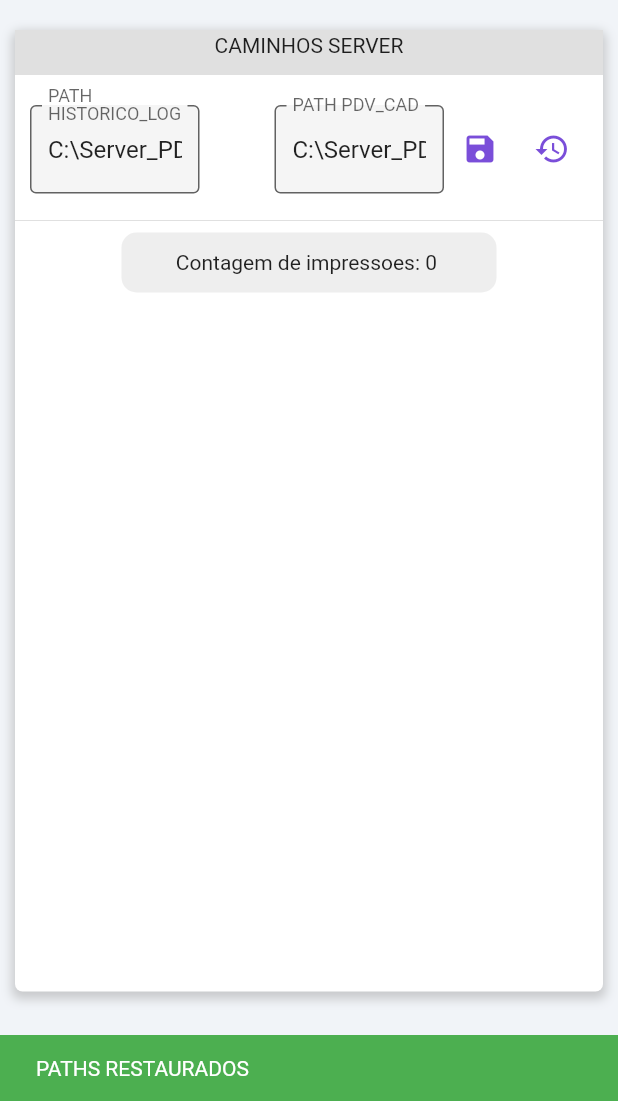
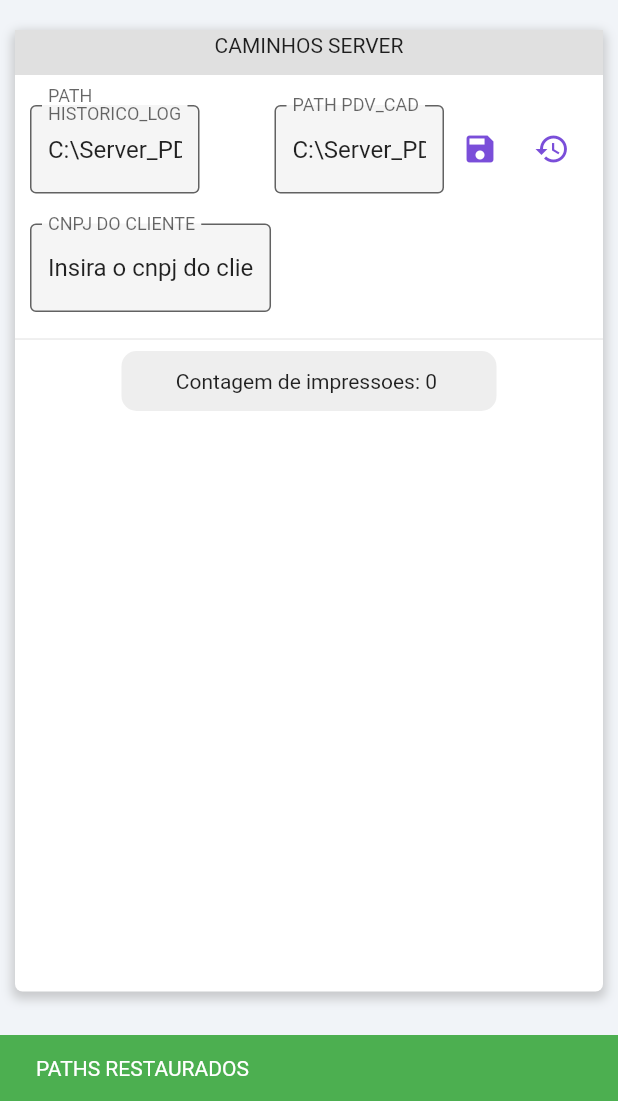
Before and after one commit to eduardohr-muniz/concentrador_delpim, a Flutter app: the CaminhoServerPage screen opened by its route, after a tap on the "restore" icon, on a phone screen of 412 x 824 dp, the part 135-1236 px from its top. Run offline on Flutter 3.47's test engine with Material 2 defaults, Android fonts, the phone set to English and light mode, and no system bars; our stand-ins replace dio, flutter_svg, shared_preferences; missing offline and left inert: esc_pos_utils, flutter_pos_printer_platform, sqlite3, window_manager; accounts and stored records are empty; statements that could not run were skipped.

```diff
--- a/lib/app/core/providers/providers.dart
+++ b/lib/app/core/providers/providers.dart
@@ -1,4 +1,6 @@
 import 'package:concentrador_delpim/app/core/controller/controller_impressao.dart';
+import 'package:concentrador_delpim/app/core/controller/controller_produtos.dart';
+import 'package:concentrador_delpim/app/core/controller/controller_websocket.dart';
 import 'package:concentrador_delpim/app/repositories/etiqueta_repository.dart';
 import 'package:concentrador_delpim/app/repositories/printer_repository.dart';
 import 'package:concentrador_delpim/app/core/controller/controller_contagem_impressoes.dart';
@@ -6,6 +8,8 @@ import 'package:provider/provider.dart';
 
 class Providers {
   static final providers = [
+    Provider(create: (context) => ControllerWebSocket(context: context), lazy: false),
+    Provider(create: (context) => ControllerProdutos()),
     ChangeNotifierProvider<EtiquetaRepository>(create: (context) => EtiquetaRepository()),
     ChangeNotifierProvider<ContadorImpressao>(create: (context) => ContadorImpressao()),
     ChangeNotifierProvider<ControllerImpressao>(
--- /dev/null
+++ b/lib/app/models/solicitacao.dart
@@ -0,0 +1,29 @@
+import 'dart:convert';
+
+// ignore_for_file: public_member_api_docs, sort_constructors_first
+class Solicitacao {
+  String slug;
+  bool? bloquear;
+  Solicitacao({
+    required this.slug,
+    this.bloquear,
+  });
+
+  Map<String, dynamic> toMap() {
+    return <String, dynamic>{
+      'slug': slug,
+      'bloquear': bloquear,
+    };
+  }
+
+  factory Solicitacao.fromMap(Map<String, dynamic> map) {
+    return Solicitacao(
+      slug: map['slug'] as String,
+      bloquear: map['bloquear'] != null ? map['bloquear'] as bool : null,
+    );
+  }
+
+  String toJson() => json.encode(toMap());
+
+  factory Solicitacao.fromJson(String source) => Solicitacao.fromMap(json.decode(source) as Map<String, dynamic>);
+}
--- a/lib/app/modules/caminho_server/caminho_server_page.dart
+++ b/lib/app/modules/caminho_server/caminho_server_page.dart
@@ -1,49 +1,23 @@
 import 'package:concentrador_delpim/app/core/controller/controller_produtos.dart';
 import 'package:concentrador_delpim/app/core/controller/controller_contagem_impressoes.dart';
+import 'package:concentrador_delpim/app/core/controller/controller_websocket.dart';
 import 'package:concentrador_delpim/app/core/ui/extensions/color_ex.dart';
 import 'package:concentrador_delpim/app/core/ui/widgets/button_header.dart';
 import 'package:concentrador_delpim/app/core/ui/widgets/container_eleveted.dart';
 import 'package:concentrador_delpim/app/core/ui/widgets/d_text_form_fild.dart';
 import 'package:concentrador_delpim/app/core/ui/widgets/windown.dart';
+import 'package:concentrador_delpim/app/modules/caminho_server/controller_caminho_server.dart';
 import 'package:flutter/material.dart';
 import 'package:provider/provider.dart';
 
-class CaminhoServerPage extends StatefulWidget {
+class CaminhoServerPage extends StatelessWidget {
   const CaminhoServerPage({Key? key}) : super(key: key);
 
   @override
-  State<CaminhoServerPage> createState() => _CaminhoServerPageState();
-}
-
-class _CaminhoServerPageState extends State<CaminhoServerPage> {
-  final controller = ControllerProdutos();
-  final pathTxtEC = TextEditingController();
-  final pathPdvCadEC = TextEditingController();
-
-  @override
-  void initState() {
-    init();
-    super.initState();
-  }
-
-  Future<void> init() async {
-    var txt = await controller.getPathTxt("txt");
-    var pdvCad = await controller.getPathPdvCad("pdvCad");
-    setState(() {
-      pathTxtEC.text = txt;
-      pathPdvCadEC.text = pdvCad;
-    });
-  }
-
-  @override
-  void dispose() {
-    super.dispose();
-    pathPdvCadEC.dispose();
-    pathTxtEC.dispose();
-  }
-
-  @override
   Widget build(BuildContext context) {
+    ControllerCaminhoServer controller = ControllerCaminhoServer(
+        controllerProdutos: context.read<ControllerProdutos>(),
+        controllerWebSocket: context.read<ControllerWebSocket>());
     return Scaffold(
       body: Windown(
           onPressed: () => Navigator.of(context).pop(),
@@ -61,7 +35,6 @@ class _CaminhoServerPageState extends State<CaminhoServerPage> {
                   children: [
                     ButtonHeader(
                         text: "ETIQUETAS", selected: false, onTap: () => Navigator.of(context).pushNamed("etiquetas")),
-                    // ButtonHeader(text: "XML", selected: false, onTap: () => Navigator.of(context).pushNamed("xml")),
                     const ButtonHeader(text: "CAMINHO SERVER", selected: true),
                   ],
                 ),
@@ -84,6 +57,8 @@ class _CaminhoServerPageState extends State<CaminhoServerPage> {
                     Padding(
                       padding: const EdgeInsets.all(10),
                       child: Column(
+                        mainAxisAlignment: MainAxisAlignment.start,
+                        crossAxisAlignment: CrossAxisAlignment.start,
                         children: [
                           Row(
                             mainAxisAlignment: MainAxisAlignment.spaceBetween,
@@ -91,20 +66,20 @@ class _CaminhoServerPageState extends State<CaminhoServerPage> {
                               Expanded(
                                   flex: 3,
                                   child: DTextFormFild(
-                                    controller: pathTxtEC,
+                                    controller: controller.pathHistoricoLogEC,
                                     label: const Text("PATH HISTORICO_LOG"),
                                   )),
                               const SizedBox(width: 50),
                               Expanded(
                                   flex: 3,
-                                  child: DTextFormFild(controller: pathPdvCadEC, label: const Text("PATH PDV_CAD"))),
+                                  child: DTextFormFild(
+                                      controller: controller.pathPdvCadEC, label: const Text("PATH PDV_CAD"))),
                               Expanded(
                                   flex: 0,
                                   child: IconButton(
                                       tooltip: "Salvar",
                                       onPressed: () {
-                                        controller.savePathPdvCad(pathPdvCadEC.text);
-                                        controller.savePathTxt(pathTxtEC.text);
+                                        controller.salvarPaths();
                                         ScaffoldMessenger.of(context).showSnackBar(const SnackBar(
                                             content: Text("SALVO COM SUCESSO!"), backgroundColor: Colors.green));
                                       },
@@ -114,18 +89,20 @@ class _CaminhoServerPageState extends State<CaminhoServerPage> {
                                   child: IconButton(
                                       tooltip: "Restaurar Paths",
                                       onPressed: () {
-                                        String pathPdv = "C:\\Server_PDV\\enviar\\tabela";
-                                        String pathTxt = "C:\\Server_PDV\\Historico_Log";
-                                        controller.savePathPdvCad(pathPdv);
-                                        pathPdvCadEC.text = pathPdv;
-                                        controller.savePathTxt(pathTxt);
-                                        pathTxtEC.text = pathTxt;
+                                        controller.restaurarPaths();
                                         ScaffoldMessenger.of(context).showSnackBar(const SnackBar(
                                             content: Text("PATHS RESTAURADOS"), backgroundColor: Colors.green));
                                       },
                                       icon: const Icon(Icons.restore, color: ColorEx.primary))),
                             ],
                           ),
+                          const SizedBox(height: 20),
+                          SizedBox(
+                              width: MediaQuery.of(context).size.width * 0.39,
+                              child: TextFormField(
+                                controller: controller.cnpjClienteEC,
+                                decoration: const InputDecoration(labelText: "CNPJ DO CLIENTE"),
+                              ))
                         ],
                       ),
                     ),
@@ -133,9 +110,7 @@ class _CaminhoServerPageState extends State<CaminhoServerPage> {
                     AnimatedBuilder(
                         animation: context.read<ContadorImpressao>(),
                         builder: (BuildContext value, _) {
-                          return InkWell(
-                            onTap: () => context.read<ContadorImpressao>().somarImpressao(),
-                            child: Container(
+                          return Container(
                             height: 40,
                             width: 250,
                             decoration: BoxDecoration(
@@ -143,9 +118,7 @@ class _CaminhoServerPageState extends State<CaminhoServerPage> {
                               color: Colors.grey.shade200,
                             ),
                             child: Center(
-                                  child:
-                                      Text("Contagem de impressoes: ${context.read<ContadorImpressao>().contagem} ")),
-                            ),
+                                child: Text("Contagem de impressoes: ${context.read<ContadorImpressao>().contagem} ")),
                           );
                         }),
                   ],
--- /dev/null
+++ b/lib/app/modules/caminho_server/controller_caminho_server.dart
@@ -0,0 +1,41 @@
+// ignore_for_file: public_member_api_docs, sort_constructors_first
+import 'package:flutter/material.dart';
+
+import 'package:concentrador_delpim/app/core/controller/controller_produtos.dart';
+import 'package:concentrador_delpim/app/core/controller/controller_websocket.dart';
+
+class ControllerCaminhoServer {
+  ControllerWebSocket controllerWebSocket;
+  ControllerProdutos controllerProdutos;
+  ControllerCaminhoServer({
+    required this.controllerWebSocket,
+    required this.controllerProdutos,
+  }) {
+    init();
+  }
+
+  final pathHistoricoLogEC = TextEditingController();
+  final pathPdvCadEC = TextEditingController();
+  final cnpjClienteEC = TextEditingController();
+
+  Future<void> init() async {
+    pathHistoricoLogEC.text = await controllerProdutos.getPathTxt("txt");
+    pathPdvCadEC.text = await controllerProdutos.getPathPdvCad("pdvCad");
+    cnpjClienteEC.text = await controllerWebSocket.getSlug();
+  }
+
+  restaurarPaths() {
+    String pathPdv = "C:\\Server_PDV\\enviar\\tabela";
+    String pathTxt = "C:\\Server_PDV\\Historico_Log";
+    controllerProdutos.savePathPdvCad(pathPdv);
+    pathPdvCadEC.text = pathPdv;
+    controllerProdutos.savePathTxt(pathTxt);
+    pathHistoricoLogEC.text = pathTxt;
+  }
+
+  salvarPaths() {
+    controllerProdutos.savePathPdvCad(pathPdvCadEC.text);
+    controllerProdutos.savePathTxt(pathHistoricoLogEC.text);
+    controllerWebSocket.addSlug(cnpjClienteEC.text);
+  }
+}
--- a/pubspec.yaml
+++ b/pubspec.yaml
@@ -40,6 +40,7 @@ dependencies:
   sqlite3: ^1.9.1
   sqlite3_flutter_libs: ^0.5.13
   provider: ^6.0.5
+  web_socket_channel: ^2.3.0
   # The following adds the Cupertino Icons font to your application.
   # Use with the CupertinoIcons class for iOS style icons.
   cupertino_icons: ^1.0.2
```
Also changed, not shown: lib/app/core/controller/controller_websocket.dart (added, +102 -0 lines), lib/app/core/controller/messages.dart (added, +23 -0 lines), pubspec.lock. Lines whose indentation alone changed are shown as unchanged.
